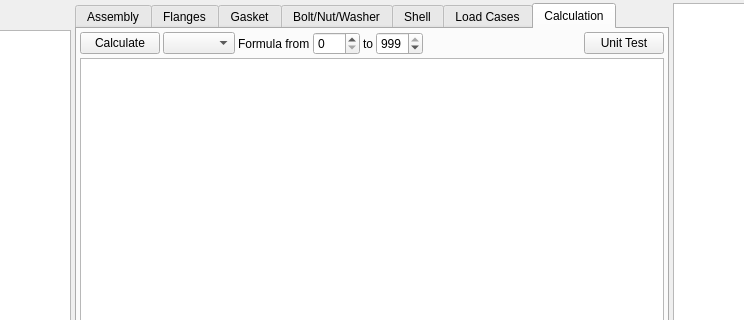
Before: the Qt Designer form pcalc/src/gui/pcalc_en1591widget.ui in hermixy/biluna, drawn with Qt 5; both pictures show x 137 to 881 and y 0 to 320 of the 1069 by 702 pixel window.
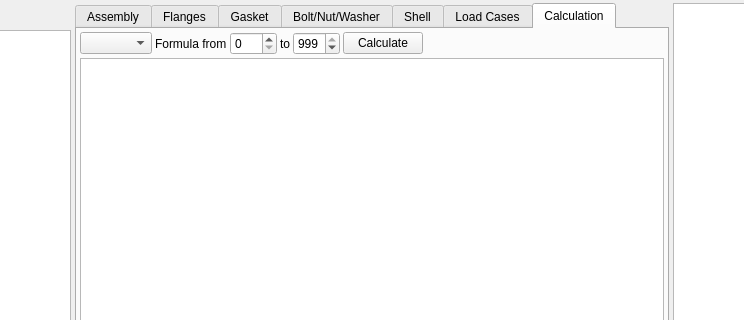
After: the same form once the commit is applied. The open tabs and pages were chosen to show the change. Icons and pictures are not drawn. Custom widgets are drawn as their Qt base class.

The edit to the form file:
```diff
--- a/pcalc/src/gui/pcalc_en1591widget.ui
+++ b/pcalc/src/gui/pcalc_en1591widget.ui
@@ -3232,13 +3232,6 @@
            <property name="bottomMargin">
             <number>0</number>
            </property>
-           <item>
-            <widget class="QPushButton" name="pbCalculate">
-             <property name="text">
-              <string>Calculate</string>
-             </property>
-            </widget>
-           </item>
            <item>
             <widget class="QComboBox" name="cbCalculationReportType"/>
            </item>
@@ -3273,6 +3266,17 @@
              </property>
             </widget>
            </item>
+           <item>
+            <widget class="QPushButton" name="pbCalculate">
+             <property name="text">
+              <string>Calculate</string>
+             </property>
+             <property name="icon">
+              <iconset resource="../../../db/src/gui/db.qrc">
+               <normaloff>:/images/icons/table_gear.png</normaloff>:/images/icons/table_gear.png</iconset>
+             </property>
+            </widget>
+           </item>
            <item>
             <spacer name="horizontalSpacer_4">
              <property name="orientation">
@@ -3286,13 +3290,6 @@
              </property>
             </spacer>
            </item>
-           <item>
-            <widget class="QPushButton" name="pbUnitTest">
-             <property name="text">
-              <string>Unit Test</string>
-             </property>
-            </widget>
-           </item>
           </layout>
          </item>
         </layout>
```
Left out of the diff: 6 changed lines with no effect on the pictures.
